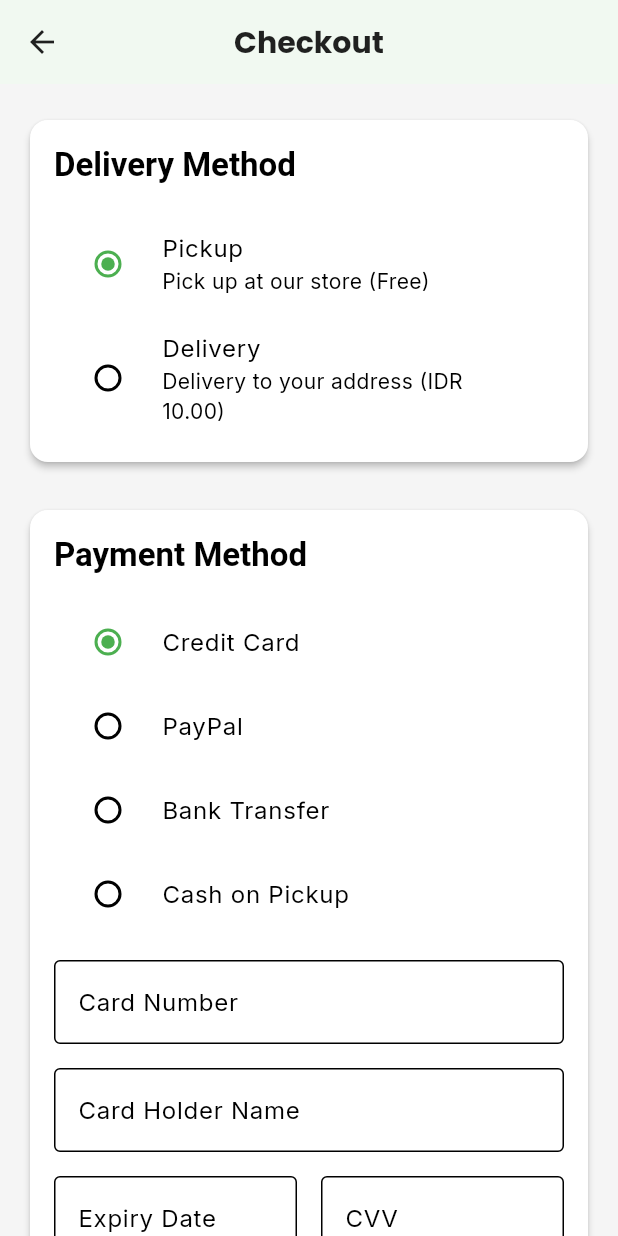
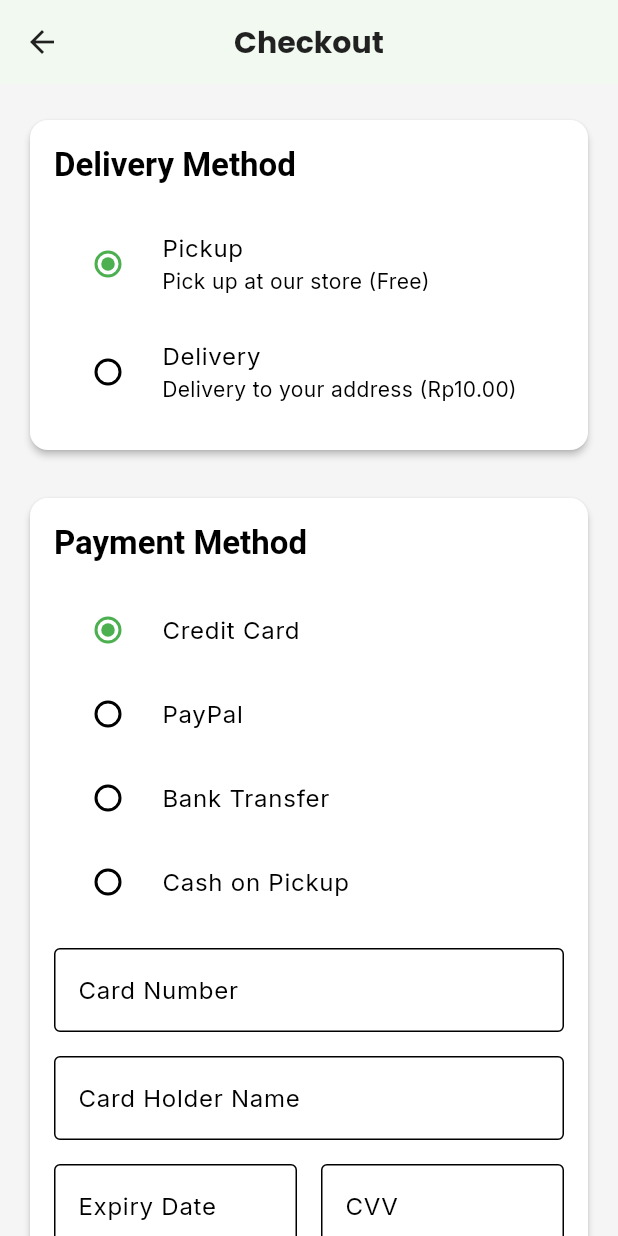
Before and after one commit to frzxw/quiz_provis_c1_2025, a Flutter app: the CheckoutScreen screen opened directly with empty values, scrolled down 576 dp, on a phone screen of 412 x 824 dp. Run offline on Flutter 3.47's test engine with Material 3 defaults, Android fonts, the light colour scheme and no system bars; our stand-ins replace google_fonts.

Commit message:
update currency format from IDR to Rp in various screens and widgets

```diff
--- a/lib/screens/cart_screen.dart
+++ b/lib/screens/cart_screen.dart
@@ -151,7 +151,7 @@ class _CartScreenState extends State<CartScreen> {
                             style: theme.textTheme.bodyLarge,
                           ),
                           Text(
-                            'IDR ${_subtotal.toStringAsFixed(2)}',
+                            'Rp${_subtotal.toStringAsFixed(2)}',
                             style: theme.textTheme.bodyLarge,
                           ),
                         ],
@@ -165,7 +165,7 @@ class _CartScreenState extends State<CartScreen> {
                             style: theme.textTheme.bodyLarge,
                           ),
                           Text(
-                            'IDR ${_tax.toStringAsFixed(2)}',
+                            'Rp${_tax.toStringAsFixed(2)}',
                             style: theme.textTheme.bodyLarge,
                           ),
                         ],
@@ -181,7 +181,7 @@ class _CartScreenState extends State<CartScreen> {
                             ),
                           ),
                           Text(
-                            'IDR ${_total.toStringAsFixed(2)}',
+                            'Rp${_total.toStringAsFixed(2)}',
                             style: theme.textTheme.titleLarge?.copyWith(
                               fontWeight: FontWeight.bold,
                               color: theme.colorScheme.primary,
--- a/lib/screens/chat_screen.dart
+++ b/lib/screens/chat_screen.dart
@@ -66,7 +66,7 @@ class _ChatScreenState extends State<ChatScreen> {
     } else if (message.contains('harga') ||
         message.contains('biaya') ||
         message.contains('berapa')) {
-      return 'Harga sewa kami bervariasi tergantung pada item dan durasi sewa. Sebagian besar tenda berkisar dari IDR 25-IDR 45 per hari, dengan diskon untuk sewa lebih lama. Apakah ada item tertentu yang Anda minati?';
+      return 'Harga sewa kami bervariasi tergantung pada item dan durasi sewa. Sebagian besar tenda berkisar dari Rp25-Rp45 per hari, dengan diskon untuk sewa lebih lama. Apakah ada item tertentu yang Anda minati?';
     } else if (message.contains('halo') ||
         message.contains('hi') ||
         message.contains('hei')) {
@@ -80,7 +80,7 @@ class _ChatScreenState extends State<ChatScreen> {
     } else if (message.contains('paket') || message.contains('bundel')) {
       return 'Kami menawarkan beberapa paket berkemah yang mencakup semua yang Anda butuhkan untuk perjalanan Anda dengan harga diskon. Paket Camping Akhir Pekan kami populer untuk perjalanan singkat, sementara Bundel Camping Keluarga sangat cocok untuk kelompok yang lebih besar. Apakah Anda ingin detail tentang paket tertentu?';
     } else if (message.contains('pengiriman') || message.contains('penjemputan')) {
-      return 'Kami menawarkan opsi penjemputan di toko kami dan pengiriman. Pengiriman tersedia dalam radius 30 mil dengan biaya IDR 10. Apakah Anda ingin menjadwalkan pengiriman atau penjemputan?';
+      return 'Kami menawarkan opsi penjemputan di toko kami dan pengiriman. Pengiriman tersedia dalam radius 30 mil dengan biaya Rp10. Apakah Anda ingin menjadwalkan pengiriman atau penjemputan?';
     } else {
       return 'Terima kasih atas pesan Anda. Saya akan dengan senang hati membantu pertanyaan Anda. Bisakah Anda memberikan lebih banyak detail tentang peralatan berkemah yang Anda cari?';
     }
--- a/lib/screens/checkout_screen.dart
+++ b/lib/screens/checkout_screen.dart
@@ -159,7 +159,7 @@ class _CheckoutScreenState extends State<CheckoutScreen> {
                                     ),
                                     const SizedBox(height: 4),
                                     Text(
-                                      '${item.quantity} x IDR ${item.item.isOnSale ? item.item.salePrice!.toStringAsFixed(2) : item.item.price.toStringAsFixed(2)}/day',
+                                      '${item.quantity} x Rp${item.item.isOnSale ? item.item.salePrice!.toStringAsFixed(2) : item.item.price.toStringAsFixed(2)}/day',
                                       style: TextStyle(
                                         color: Colors.grey.shade600,
                                         fontSize: 12,
@@ -202,7 +202,7 @@ class _CheckoutScreenState extends State<CheckoutScreen> {
                           style: theme.textTheme.bodyLarge,
                         ),
                         Text(
-                          'IDR ${widget.subtotal.toStringAsFixed(2)}',
+                          'Rp${widget.subtotal.toStringAsFixed(2)}',
                           style: theme.textTheme.bodyLarge,
                         ),
                       ],
@@ -216,7 +216,7 @@ class _CheckoutScreenState extends State<CheckoutScreen> {
                           style: theme.textTheme.bodyLarge,
                         ),
                         Text(
-                          'IDR ${widget.tax.toStringAsFixed(2)}',
+                          'Rp${widget.tax.toStringAsFixed(2)}',
                           style: theme.textTheme.bodyLarge,
                         ),
                       ],
@@ -230,7 +230,7 @@ class _CheckoutScreenState extends State<CheckoutScreen> {
                           style: theme.textTheme.bodyLarge,
                         ),
                         Text(
-                          'IDR ${_deliveryFee.toStringAsFixed(2)}',
+                          'Rp${_deliveryFee.toStringAsFixed(2)}',
                           style: theme.textTheme.bodyLarge,
                         ),
                       ],
@@ -246,7 +246,7 @@ class _CheckoutScreenState extends State<CheckoutScreen> {
                           ),
                         ),
                         Text(
-                          'IDR ${(widget.total + _deliveryFee).toStringAsFixed(2)}',
+                          'Rp${(widget.total + _deliveryFee).toStringAsFixed(2)}',
                           style: theme.textTheme.titleLarge?.copyWith(
                             fontWeight: FontWeight.bold,
                             color: theme.colorScheme.primary,
@@ -349,7 +349,7 @@ class _CheckoutScreenState extends State<CheckoutScreen> {
                         subtitle: Text(
                           method == 'Pickup'
                               ? 'Pick up at our store (Free)'
-                              : 'Delivery to your address (IDR 10.00)',
+                              : 'Delivery to your address (Rp10.00)',
                         ),
                         value: method,
                         groupValue: _selectedDeliveryMethod,
@@ -635,7 +635,7 @@ class OrderConfirmationScreen extends StatelessWidget {
                           style: theme.textTheme.titleMedium,
                         ),
                         Text(
-                          'IDR ${total.toStringAsFixed(2)}',
+                          'Rp${total.toStringAsFixed(2)}',
                           style: theme.textTheme.titleMedium?.copyWith(
                             fontWeight: FontWeight.bold,
                             color: theme.colorScheme.primary,
--- a/lib/screens/item_detail_screen.dart
+++ b/lib/screens/item_detail_screen.dart
@@ -151,7 +151,7 @@ class _ItemDetailScreenState extends State<ItemDetailScreen> {
                             crossAxisAlignment: CrossAxisAlignment.end,
                             children: [
                               Text(
-                                'IDR ${widget.item.price.toStringAsFixed(2)}/day',
+                                'Rp${widget.item.price.toStringAsFixed(2)}/day',
                                 style: TextStyle(
                                   decoration: TextDecoration.lineThrough,
                                   color: Colors.grey,
@@ -159,7 +159,7 @@ class _ItemDetailScreenState extends State<ItemDetailScreen> {
                                 ),
                               ),
                               Text(
-                                'IDR ${widget.item.salePrice!.toStringAsFixed(2)}/day',
+                                'Rp${widget.item.salePrice!.toStringAsFixed(2)}/day',
                                 style: TextStyle(
                                   color: theme.colorScheme.primary,
                                   fontWeight: FontWeight.bold,
@@ -170,7 +170,7 @@ class _ItemDetailScreenState extends State<ItemDetailScreen> {
                           )
                         else
                           Text(
-                            'IDR ${widget.item.price.toStringAsFixed(2)}/day',
+                            'Rp${widget.item.price.toStringAsFixed(2)}/day',
                             style: TextStyle(
                               color: theme.colorScheme.primary,
                               fontWeight: FontWeight.bold,
--- a/lib/screens/order_monitoring_screen.dart
+++ b/lib/screens/order_monitoring_screen.dart
@@ -139,7 +139,7 @@ class _OrderMonitoringScreenState extends State<OrderMonitoringScreen> {
                               ),
                             ),
                             Text(
-                              'IDR ${_transaction.totalAmount.toStringAsFixed(2)}',
+                              'Rp${_transaction.totalAmount.toStringAsFixed(2)}',
                               style: theme.textTheme.bodyMedium?.copyWith(
                                 fontWeight: FontWeight.w500,
                                 color: theme.colorScheme.primary,
@@ -210,7 +210,7 @@ class _OrderMonitoringScreenState extends State<OrderMonitoringScreen> {
                             ),
                             const SizedBox(height: 4),
                             Text(
-                              '${item.quantity} x IDR ${item.item.isOnSale ? item.item.salePrice!.toStringAsFixed(2) : item.item.price.toStringAsFixed(2)}/day',
+                              '${item.quantity} x Rp${item.item.isOnSale ? item.item.salePrice!.toStringAsFixed(2) : item.item.price.toStringAsFixed(2)}/day',
                               style: theme.textTheme.bodyMedium,
                             ),
                             const SizedBox(height: 8),
--- a/lib/screens/package_purchase_screen.dart
+++ b/lib/screens/package_purchase_screen.dart
@@ -159,7 +159,7 @@ class _PackagePurchaseScreenState extends State<PackagePurchaseScreen> {
                         crossAxisAlignment: CrossAxisAlignment.end,
                         children: [
                           Text(
-                            'IDR ${(widget.package['originalPrice'] as double).toStringAsFixed(2)}',
+                            'Rp${(widget.package['originalPrice'] as double).toStringAsFixed(2)}',
                             style: TextStyle(
                               decoration: TextDecoration.lineThrough,
                               color: Colors.grey,
@@ -167,7 +167,7 @@ class _PackagePurchaseScreenState extends State<PackagePurchaseScreen> {
                             ),
                           ),
                           Text(
-                            'IDR ${(widget.package['price'] as double).toStringAsFixed(2)}',
+                            'Rp${(widget.package['price'] as double).toStringAsFixed(2)}',
                             style: TextStyle(
                               color: theme.colorScheme.primary,
                               fontWeight: FontWeight.bold,
@@ -435,7 +435,7 @@ class _PackagePurchaseScreenState extends State<PackagePurchaseScreen> {
                               crossAxisAlignment: CrossAxisAlignment.end,
                               children: [
                                 Text(
-                                  'IDR ${item.price.toStringAsFixed(2)}',
+                                  'Rp${item.price.toStringAsFixed(2)}',
                                   style: TextStyle(
                                     decoration: TextDecoration.lineThrough,
                                     color: Colors.grey,
--- a/lib/screens/promotions_screen.dart
+++ b/lib/screens/promotions_screen.dart
@@ -192,7 +192,7 @@ class PromotionsScreen extends StatelessWidget {
                   Row(
                     children: [
                       Text(
-                        'IDR ${item.price.toStringAsFixed(2)}',
+                        'Rp${item.price.toStringAsFixed(2)}',
                         style: TextStyle(
                           decoration: TextDecoration.lineThrough,
                           color: Colors.grey,
@@ -201,7 +201,7 @@ class PromotionsScreen extends StatelessWidget {
                       ),
                       const SizedBox(width: 8),
                       Text(
-                        'IDR ${item.salePrice!.toStringAsFixed(2)}',
+                        'Rp${item.salePrice!.toStringAsFixed(2)}',
                         style: TextStyle(
                           color: theme.colorScheme.primary,
                           fontWeight: FontWeight.bold,
--- a/lib/widgets/cart_item_card.dart
+++ b/lib/widgets/cart_item_card.dart
@@ -59,7 +59,7 @@ class CartItemCard extends StatelessWidget {
                         Row(
                           children: [
                             Text(
-                              'IDR ${item.price.toStringAsFixed(2)}',
+                              'Rp${item.price.toStringAsFixed(2)}',
                               style: TextStyle(
                                 decoration: TextDecoration.lineThrough,
                                 color: Colors.grey,
@@ -68,7 +68,7 @@ class CartItemCard extends StatelessWidget {
                             ),
                             const SizedBox(width: 4),
                             Text(
-                              'IDR ${item.salePrice!.toStringAsFixed(2)}/day',
+                              'Rp${item.salePrice!.toStringAsFixed(2)}/day',
                               style: TextStyle(
                                 color: theme.colorScheme.primary,
                                 fontWeight: FontWeight.bold,
@@ -78,7 +78,7 @@ class CartItemCard extends StatelessWidget {
                         )
                       else
                         Text(
-                          'IDR ${item.price.toStringAsFixed(2)}/day',
+                          'Rp${item.price.toStringAsFixed(2)}/day',
                           style: TextStyle(
                             color: theme.colorScheme.primary,
                             fontWeight: FontWeight.bold,
@@ -159,7 +159,7 @@ class CartItemCard extends StatelessWidget {
                   ],
                 ),
                 Text(
-                  'Subtotal: IDR ${cartItem.totalPrice.toStringAsFixed(2)}',
+                  'Rp${cartItem.totalPrice.toStringAsFixed(2)}',
                   style: theme.textTheme.titleSmall?.copyWith(
                     fontWeight: FontWeight.bold,
                   ),
--- a/lib/widgets/item_card.dart
+++ b/lib/widgets/item_card.dart
@@ -118,7 +118,7 @@ class ItemCard extends StatelessWidget {
                     Row(
                       children: [
                         Text(
-                          'IDR ${item.price.toStringAsFixed(2)}',
+                          'Rp${item.price.toStringAsFixed(2)}',
                           style: TextStyle(
                             decoration: TextDecoration.lineThrough,
                             color: Colors.grey,
@@ -127,7 +127,7 @@ class ItemCard extends StatelessWidget {
                         ),
                         const SizedBox(width: 4),
                         Text(
-                          'IDR ${item.salePrice!.toStringAsFixed(2)}/day',
+                          'Rp${item.salePrice!.toStringAsFixed(2)}/day',
                           style: TextStyle(
                             color: theme.colorScheme.primary,
                             fontWeight: FontWeight.bold,
@@ -137,7 +137,7 @@ class ItemCard extends StatelessWidget {
                     )
                   else
                     Text(
-                      'IDR ${item.price.toStringAsFixed(2)}/day',
+                      'Rp${item.price.toStringAsFixed(2)}/day',
                       style: TextStyle(
                         color: theme.colorScheme.primary,
                         fontWeight: FontWeight.bold,
--- a/lib/widgets/promotion_card.dart
+++ b/lib/widgets/promotion_card.dart
@@ -109,7 +109,7 @@ class PromotionCard extends StatelessWidget {
                   Row(
                     children: [
                       Text(
-                        'IDR ${(promotion['originalPrice'] as double).toStringAsFixed(2)}',
+                        'Rp${(promotion['originalPrice'] as double).toStringAsFixed(2)}',
                         style: TextStyle(
                           decoration: TextDecoration.lineThrough,
                           color: Colors.grey,
@@ -118,7 +118,7 @@ class PromotionCard extends StatelessWidget {
                       ),
                       const SizedBox(width: 4),
                       Text(
-                        'IDR ${(promotion['price'] as double).toStringAsFixed(2)}',
+                        'Rp${(promotion['price'] as double).toStringAsFixed(2)}',
                         style: TextStyle(
                           color: theme.colorScheme.primary,
                           fontWeight: FontWeight.bold,
--- a/lib/widgets/promotion_package_card.dart
+++ b/lib/widgets/promotion_package_card.dart
@@ -112,7 +112,7 @@ class PromotionPackageCard extends StatelessWidget {
                                 ),
                                 const SizedBox(height: 4),
                                 Text(
-                                  'IDR ${item.price.toStringAsFixed(2)}/day',
+                                  'Rp${item.price.toStringAsFixed(2)}/day',
                                   style: TextStyle(
                                     color: Colors.grey.shade600,
                                     fontSize: 12,
@@ -142,7 +142,7 @@ class PromotionPackageCard extends StatelessWidget {
                         Row(
                           children: [
                             Text(
-                              'IDR ${(promotion['originalPrice'] as double).toStringAsFixed(2)}',
+                              'Rp${(promotion['originalPrice'] as double).toStringAsFixed(2)}',
                               style: TextStyle(
                                 decoration: TextDecoration.lineThrough,
                                 color: Colors.grey,
@@ -151,7 +151,7 @@ class PromotionPackageCard extends StatelessWidget {
                             ),
                             const SizedBox(width: 8),
                             Text(
-                              'IDR ${(promotion['price'] as double).toStringAsFixed(2)}',
+                              'Rp${(promotion['price'] as double).toStringAsFixed(2)}',
                               style: TextStyle(
                                 color: theme.colorScheme.primary,
                                 fontWeight: FontWeight.bold,
--- a/lib/widgets/transaction_card.dart
+++ b/lib/widgets/transaction_card.dart
@@ -111,7 +111,7 @@ class TransactionCard extends StatelessWidget {
                         ),
                         const SizedBox(height: 4),
                         Text(
-                          '${item.quantity} x IDR ${item.item.isOnSale ? item.item.salePrice!.toStringAsFixed(2) : item.item.price.toStringAsFixed(2)}/day',
+                          '${item.quantity} x Rp${item.item.isOnSale ? item.item.salePrice!.toStringAsFixed(2) : item.item.price.toStringAsFixed(2)}/day',
                           style: TextStyle(
                             color: Colors.grey.shade600,
                             fontSize: 12,
@@ -121,7 +121,7 @@ class TransactionCard extends StatelessWidget {
                     ),
                   ),
                   Text(
-                    'IDR ${item.totalPrice.toStringAsFixed(2)}',
+                    'Rp${item.totalPrice.toStringAsFixed(2)}',
                     style: theme.textTheme.titleSmall?.copyWith(
                       fontWeight: FontWeight.bold,
                     ),
@@ -143,7 +143,7 @@ class TransactionCard extends StatelessWidget {
                   ),
                 ),
                 Text(
-                  'IDR ${transaction.totalAmount.toStringAsFixed(2)}',
+                  'Rp${transaction.totalAmount.toStringAsFixed(2)}',
                   style: theme.textTheme.titleMedium?.copyWith(
                     fontWeight: FontWeight.bold,
                     color: theme.colorScheme.primary,
--- a/lib/widgets/wishlist_item_card.dart
+++ b/lib/widgets/wishlist_item_card.dart
@@ -76,7 +76,7 @@ class WishlistItemCard extends StatelessWidget {
                       Row(
                         children: [
                           Text(
-                            'IDR ${item.price.toStringAsFixed(2)}',
+                            'Rp${item.price.toStringAsFixed(2)}',
                             style: TextStyle(
                               decoration: TextDecoration.lineThrough,
                               color: Colors.grey,
@@ -85,7 +85,7 @@ class WishlistItemCard extends StatelessWidget {
                           ),
                           const SizedBox(width: 4),
                           Text(
-                            'IDR ${item.salePrice!.toStringAsFixed(2)}/day',
+                            'Rp${item.salePrice!.toStringAsFixed(2)}/day',
                             style: TextStyle(
                               color: theme.colorScheme.primary,
                               fontWeight: FontWeight.bold,
@@ -95,7 +95,7 @@ class WishlistItemCard extends StatelessWidget {
                       )
                     else
                       Text(
-                        'IDR ${item.price.toStringAsFixed(2)}/day',
+                        'Rp${item.price.toStringAsFixed(2)}/day',
                         style: TextStyle(
                           color: theme.colorScheme.primary,
                           fontWeight: FontWeight.bold,
```
